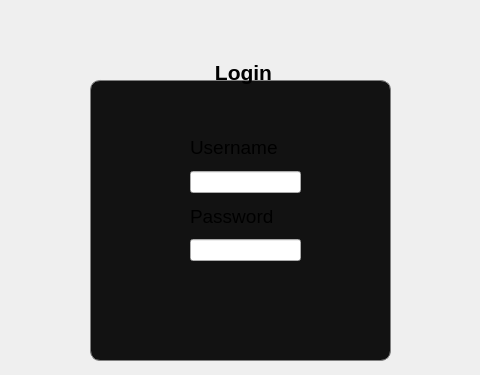
First picture: the form in mainwindow.ui, repository Sarpowski/DataBaseCourseWork, before the edit; both pictures show x 100 to 580 and y 0 to 375 of the 800 by 600 pixel window.
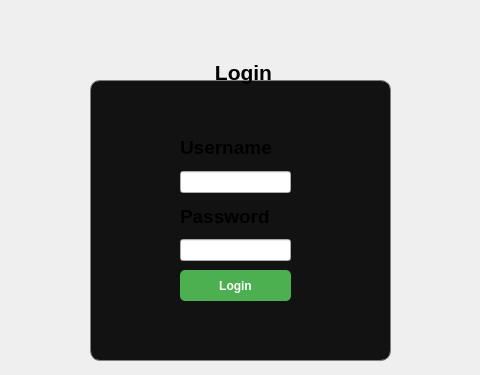
Second picture: the form after the edit.

Commit message: added login screen

What changed in the file:
```diff
--- a/mainwindow.ui
+++ b/mainwindow.ui
@@ -48,10 +48,10 @@
     <property name="title">
      <string>Login</string>
     </property>
-    <widget class="QWidget" name="">
+    <widget class="QWidget" name="layoutWidget">
      <property name="geometry">
       <rect>
-       <x>100</x>
+       <x>90</x>
        <y>70</y>
        <width>111</width>
        <height>131</height>
@@ -65,6 +65,7 @@
           <property name="font">
            <font>
             <pointsize>14</pointsize>
+            <bold>true</bold>
            </font>
           </property>
           <property name="text">
@@ -73,7 +74,11 @@
          </widget>
         </item>
         <item>
-         <widget class="QLineEdit" name="lineEditUsername"/>
+         <widget class="QLineEdit" name="lineEditUsername">
+          <property name="placeholderText">
+           <string/>
+          </property>
+         </widget>
         </item>
        </layout>
       </item>
@@ -84,6 +89,7 @@
           <property name="font">
            <font>
             <pointsize>14</pointsize>
+            <bold>true</bold>
            </font>
           </property>
           <property name="text">
@@ -102,6 +108,41 @@
       </item>
      </layout>
     </widget>
+    <widget class="QPushButton" name="pushButtonLogin">
+     <property name="geometry">
+      <rect>
+       <x>90</x>
+       <y>210</y>
+       <width>111</width>
+       <height>31</height>
+      </rect>
+     </property>
+     <property name="font">
+      <font>
+       <bold>true</bold>
+      </font>
+     </property>
+     <property name="styleSheet">
+      <string notr="true">QPushButton {
+    background-color: #4CAF50; /* Green background */
+    color: white; /* White text */
+    border: none; /* No border */
+    border-radius: 5px; /* Rounded corners */
+    padding: 8px 16px; /* Padding for a larger button */
+}
+
+QPushButton:hover {
+    background-color: #45A049; /* Darker green on hover */
+}
+
+QPushButton:pressed {
+    background-color: #388E3C; /* Even darker green when pressed */
+}</string>
+     </property>
+     <property name="text">
+      <string>Login</string>
+     </property>
+    </widget>
    </widget>
   </widget>
   <widget class="QMenuBar" name="menubar">
```
The commit also changes 43 other files.
